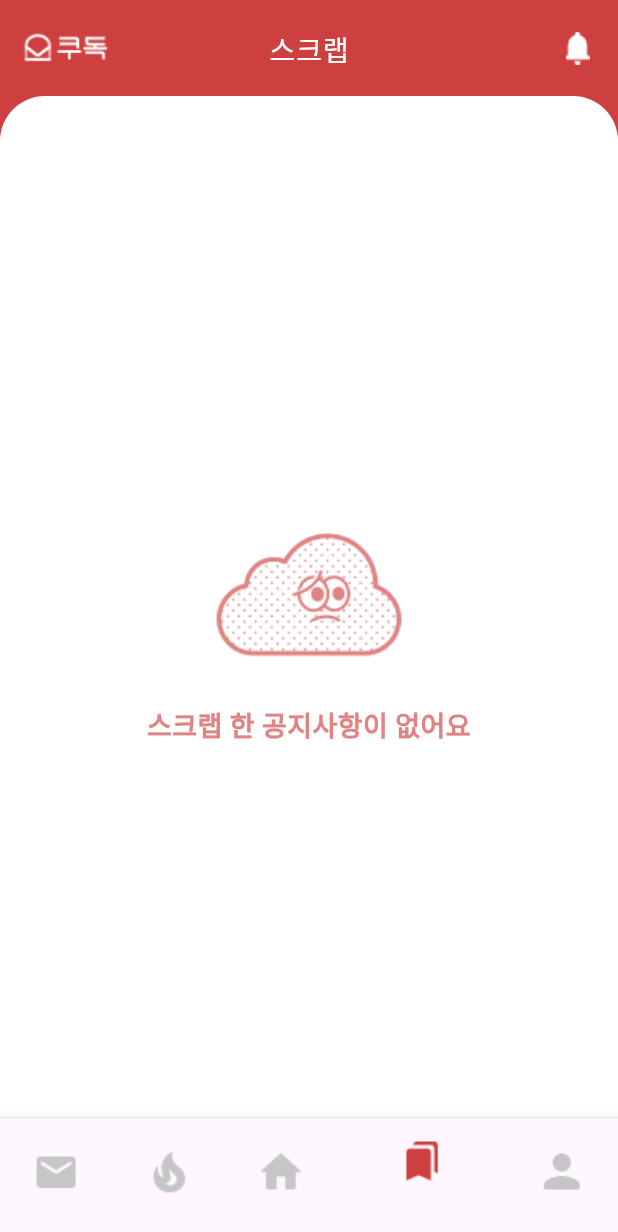
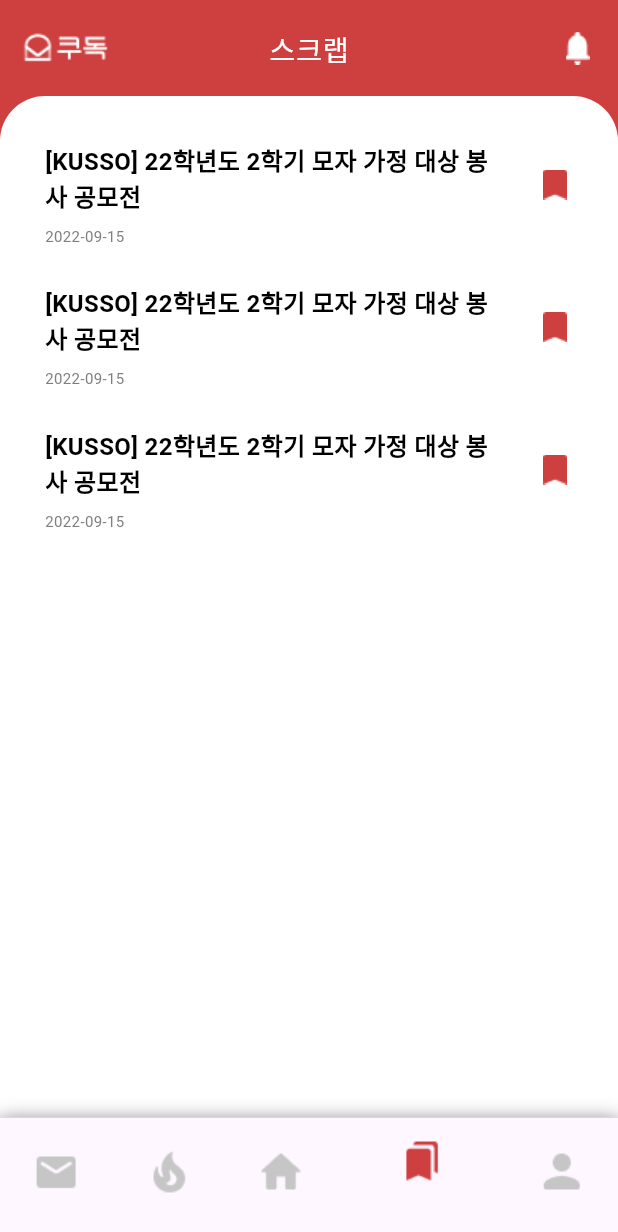
Before and after one commit to DevKor-github/KUDOG-front, a Flutter app: the screen it shows after launch, on a phone screen of 412 x 824 dp. Shown: the top 1232 px of the screen. Run offline on Flutter 3.47's test engine with Material 3 defaults, Android fonts, the phone set to English and light mode, and no system bars; Roboto replaces fonts that are missing (Noto Sans KR).

Commit message:
Fix: 네비게이션 바 수정

```diff
--- a/kudog/lib/pages/ViewMainPage.dart
+++ b/kudog/lib/pages/ViewMainPage.dart
@@ -37,7 +37,17 @@ class _ViewMainPageWidgetState extends State<ViewMainPageWidget> {
         body: SafeArea(
           child: _widgetOptions.elementAt(_selectedIndex),
         ),
-      bottomNavigationBar: BottomNavigationBar(
+        bottomNavigationBar: Container(
+          decoration: BoxDecoration(
+            boxShadow: <BoxShadow>[
+              // 그림자효과
+              BoxShadow(
+                color: Colors.grey,
+                blurRadius: 10,
+              ),
+            ],
+          ),
+          child: BottomNavigationBar(
             items: <BottomNavigationBarItem>[
               BottomNavigationBarItem(
                   icon: ImageIcon(
@@ -105,6 +115,6 @@ class _ViewMainPageWidgetState extends State<ViewMainPageWidget> {
             unselectedItemColor: const Color(0xffC6C6C6),
             selectedItemColor: const Color(0xffCE4040),
           ),
-    );
+        ));
   }
 }
--- a/kudog/lib/pages/ViewScrabPage.dart
+++ b/kudog/lib/pages/ViewScrabPage.dart
@@ -22,7 +22,7 @@ class _ViewScrabPageWidgetState extends State<ViewScrabPageWidget> {
 
   @override
   Widget build(BuildContext context) {
-    bool empty = true; // TODO : empty assign방식 변경 예정
+    bool empty = false; // TODO : empty assign방식 변경 예정
     return Scaffold(
       backgroundColor: Color(0xFFCE4040),
       body: Column(
```
Lines whose indentation alone changed are shown as unchanged.
